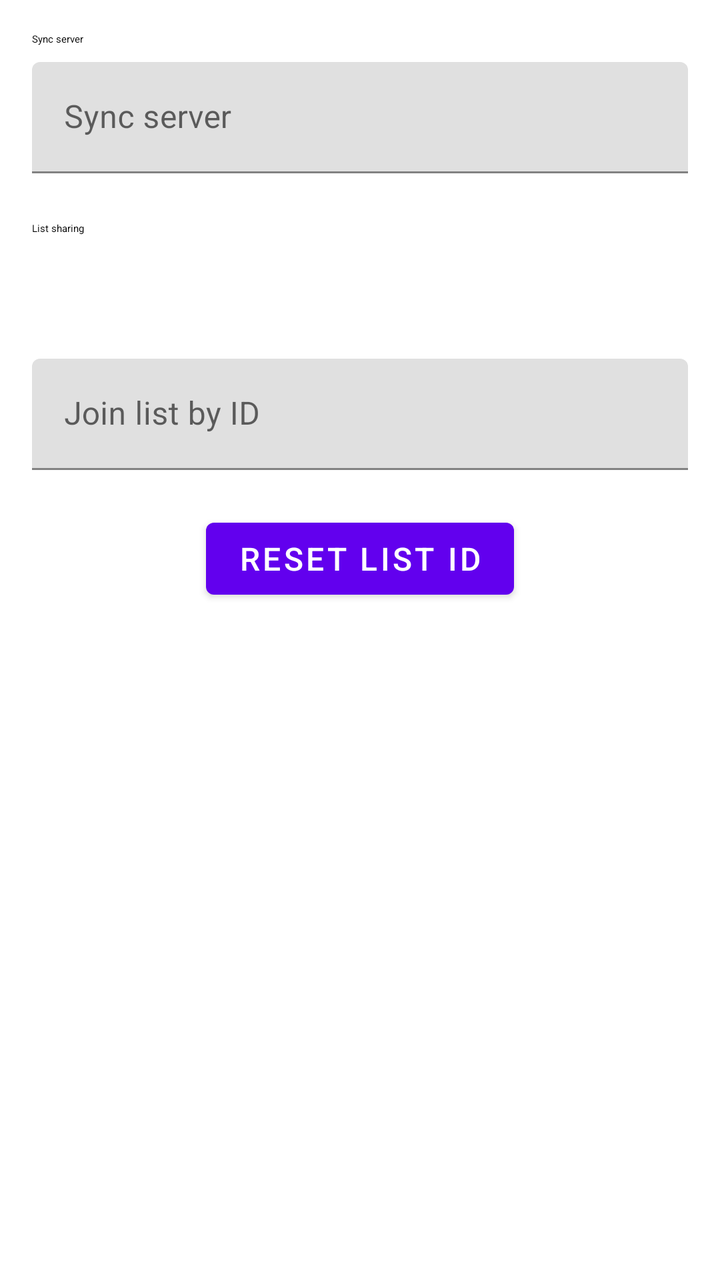
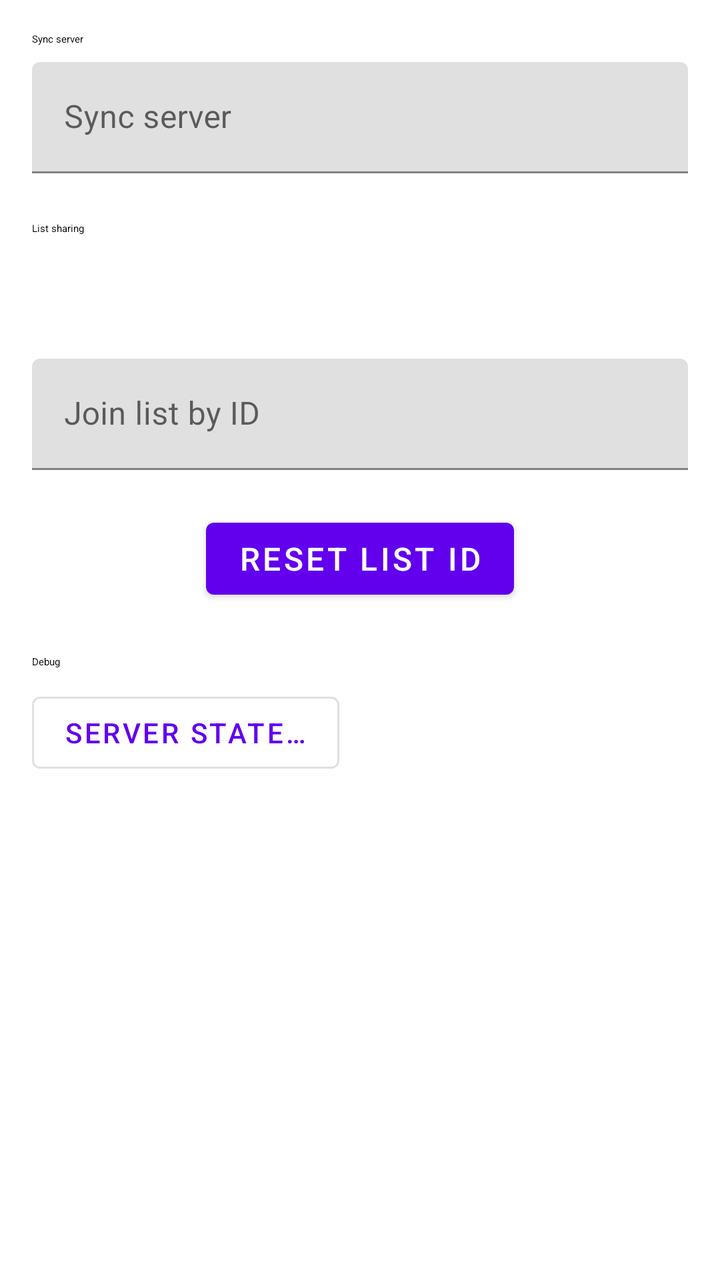

Two renders of the same Android screen: before a commit and after it. Below are the layout's source before the change and the commit's diff.
<!-- AndroidManifest.xml: activity theme Theme.QuickShopper3k -->
<!-- res/layout/activity_settings.xml -->
<?xml version="1.0" encoding="utf-8" ?>
<LinearLayout
    xmlns:android="http://schemas.android.com/apk/res/android"
    xmlns:app="http://schemas.android.com/apk/res-auto"
    android:layout_width="match_parent"
    android:layout_height="match_parent"
    android:orientation="vertical"
    android:padding="16dp"
    android:fitsSystemWindows="true"
>

    <TextView
        android:layout_width="wrap_content"
        android:layout_height="wrap_content"
        android:text="@string/sync_server"
        android:textAppearance="?attr/textAppearanceBodyLarge"
        android:layout_marginBottom="8dp"
    />

    <com.google.android.material.textfield.TextInputLayout
        android:layout_width="match_parent"
        android:layout_height="wrap_content"
    >

        <com.google.android.material.textfield.TextInputEditText
            android:id="@+id/syncServerUriInput"
            android:layout_width="match_parent"
            android:layout_height="wrap_content"
            android:hint="@string/sync_server_hint"
            android:inputType="textUri"
        />

    </com.google.android.material.textfield.TextInputLayout>

    <TextView
        android:layout_width="wrap_content"
        android:layout_height="wrap_content"
        android:text="@string/sync_sharing"
        android:textAppearance="?attr/textAppearanceBodyLarge"
        android:layout_marginTop="24dp"
        android:layout_marginBottom="8dp"
    />

    <TextView
        android:id="@+id/listIdDisplay"
        android:layout_width="match_parent"
        android:layout_height="wrap_content"
        android:layout_marginBottom="16dp"
        android:textSize="16sp"
        android:textColor="?android:attr/textColorPrimary"
        android:fontFamily="monospace"
        android:clickable="true"
        android:focusable="true"
        android:background="?attr/selectableItemBackground"
        android:padding="8dp"
    />

    <com.google.android.material.textfield.TextInputLayout
        android:id="@+id/joinListInputLayout"
        android:layout_width="match_parent"
        android:layout_height="wrap_content"
        app:errorEnabled="true"
    >

        <com.google.android.material.textfield.TextInputEditText
            android:id="@+id/joinListInput"
            android:layout_width="match_parent"
            android:layout_height="wrap_content"
            android:hint="@string/join_list_hint"
            android:inputType="text"
            android:maxLines="1"
        />

    </com.google.android.material.textfield.TextInputLayout>

    <com.google.android.material.button.MaterialButton
        android:id="@+id/resetListIdButton"
        style="@style/Widget.MaterialComponents.Button"
        android:layout_width="wrap_content"
        android:layout_height="wrap_content"
        android:layout_gravity="center_horizontal"
        android:text="@string/reset_list_id"
        android:textSize="16sp"
        android:textColor="?attr/colorOnPrimary"
        app:backgroundTint="?attr/colorPrimary"
    />

</LinearLayout>
<!-- resources referenced by this layout -->
<resources>
  <string name="join_list_hint">Join list by ID</string>
  <string name="reset_list_id">Reset list ID</string>
  <string name="sync_server">Sync server</string>
  <string name="sync_server_hint">Sync server</string>
  <string name="sync_sharing">List sharing</string>
  <style name="Theme.QuickShopper3k" parent="Theme.MaterialComponents.DayNight.DarkActionBar">
          
          <item name="colorPrimary">@color/purple_500</item>
          <item name="colorPrimaryVariant">@color/purple_700</item>
          <item name="colorOnPrimary">@color/white</item>
          
          <item name="colorSecondary">@color/teal_200</item>
          <item name="colorSecondaryVariant">@color/teal_700</item>
          <item name="colorOnSecondary">@color/black</item>
          
          <item name="android:statusBarColor">?attr/colorPrimaryVariant</item>
          
      </style>
  <color name="purple_500">#FF6200EE</color>
  <color name="purple_700">#FF3700B3</color>
  <color name="white">#FFFFFFFF</color>
  <color name="teal_200">#FF03DAC5</color>
  <color name="teal_700">#FF018786</color>
  <color name="black">#FF000000</color>
</resources>

<!-- the commit's change to res/layout/activity_settings.xml (unified diff, before → after) -->
@@ -85,4 +85,22 @@
         app:backgroundTint="?attr/colorPrimary"
     />
 
+    <TextView
+        android:layout_width="wrap_content"
+        android:layout_height="wrap_content"
+        android:text="@string/debug"
+        android:textAppearance="?attr/textAppearanceBodyLarge"
+        android:layout_marginTop="24dp"
+        android:layout_marginBottom="8dp"
+    />
+
+    <com.google.android.material.button.MaterialButton
+        android:id="@+id/debugButton"
+        style="@style/Widget.MaterialComponents.Button.OutlinedButton"
+        android:layout_width="wrap_content"
+        android:layout_height="wrap_content"
+        android:layout_gravity="start"
+        android:text="@string/debug_server_state"
+    />
+
 </LinearLayout>
<!-- resource entries referenced after the edit -->
@@ -1,5 +1,7 @@
 <!-- resources referenced by this layout -->
 <resources>
+  <string name="debug">Debug</string>
+  <string name="debug_server_state">Server state…</string>
   <string name="join_list_hint">Join list by ID</string>
   <string name="reset_list_id">Reset list ID</string>
   <string name="sync_server">Sync server</string>
